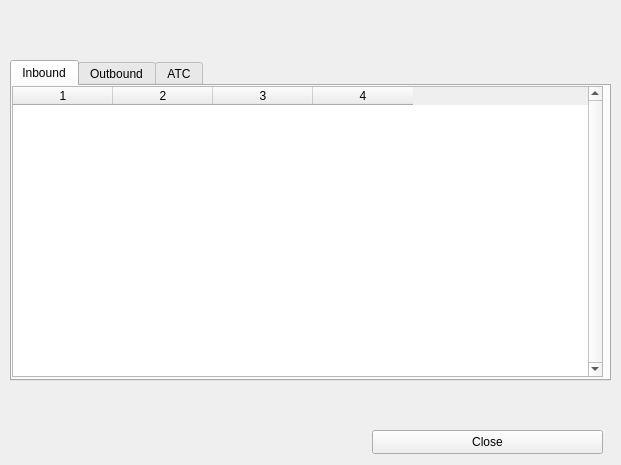
This is source/ui/resources/AirportDetailsWindow.ui in Vatsinator/vatsinator-legacy as Qt 5 draws it before an edit. The edited form follows.
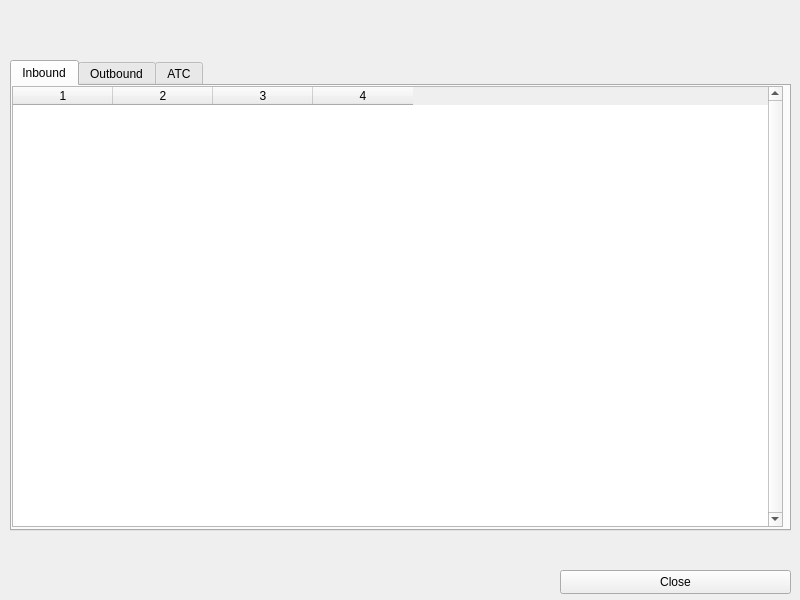
This is the edited form. Icons and pictures are not drawn.

What changed in the file:
```diff
--- a/source/ui/resources/AirportDetailsWindow.ui
+++ b/source/ui/resources/AirportDetailsWindow.ui
@@ -9,8 +9,8 @@
    <rect>
     <x>0</x>
     <y>0</y>
-    <width>621</width>
-    <height>465</height>
+    <width>800</width>
+    <height>600</height>
    </rect>
   </property>
   <property name="sizePolicy">
@@ -21,14 +21,14 @@
   </property>
   <property name="minimumSize">
    <size>
-    <width>621</width>
-    <height>465</height>
+    <width>800</width>
+    <height>600</height>
    </size>
   </property>
   <property name="maximumSize">
    <size>
-    <width>621</width>
-    <height>465</height>
+    <width>800</width>
+    <height>600</height>
    </size>
   </property>
   <property name="windowTitle">
@@ -43,8 +43,8 @@
     <rect>
      <x>10</x>
      <y>60</y>
-     <width>601</width>
-     <height>321</height>
+     <width>781</width>
+     <height>471</height>
     </rect>
    </property>
    <property name="layoutDirection">
@@ -65,8 +65,8 @@
       <rect>
        <x>0</x>
        <y>0</y>
-       <width>591</width>
-       <height>291</height>
+       <width>771</width>
+       <height>441</height>
       </rect>
      </property>
      <property name="verticalScrollBarPolicy">
@@ -252,9 +252,9 @@
   <widget class="QLabel" name="MetarLabel">
    <property name="geometry">
     <rect>
-     <x>20</x>
-     <y>390</y>
-     <width>581</width>
+     <x>10</x>
+     <y>540</y>
+     <width>781</width>
      <height>31</height>
     </rect>
    </property>
@@ -266,12 +266,18 @@
    <property name="text">
     <string/>
    </property>
+   <property name="textFormat">
+    <enum>Qt::PlainText</enum>
+   </property>
+   <property name="indent">
+    <number>10</number>
+   </property>
   </widget>
   <widget class="QPushButton" name="CloseButton">
    <property name="geometry">
     <rect>
-     <x>372</x>
-     <y>430</y>
+     <x>560</x>
+     <y>570</y>
      <width>231</width>
      <height>24</height>
     </rect>
@@ -285,7 +291,7 @@
     <rect>
      <x>20</x>
      <y>10</y>
-     <width>581</width>
+     <width>761</width>
      <height>45</height>
     </rect>
    </property>
```
Left out of the diff: 10 changed lines with no effect on the pictures.
